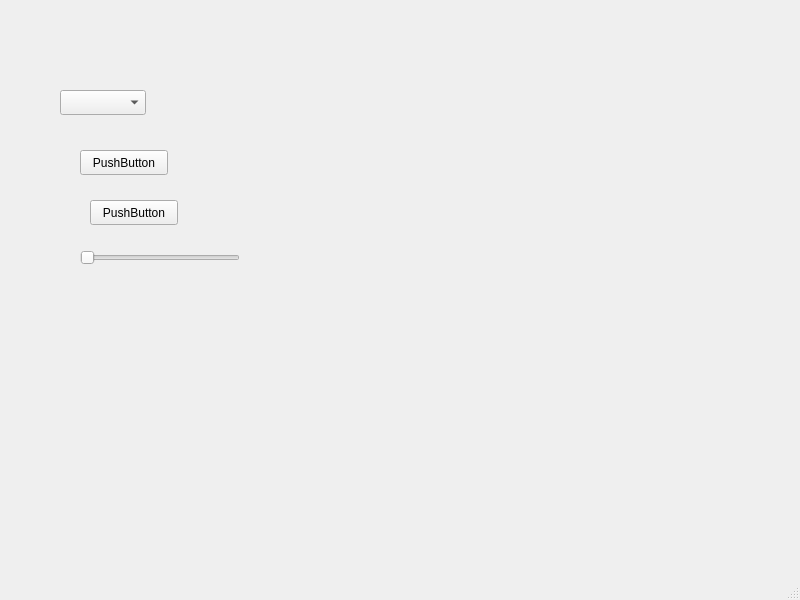
This is mainwindow.ui in michelpelletier07/soundfft as Qt 5 draws it before an edit. The edited form follows.
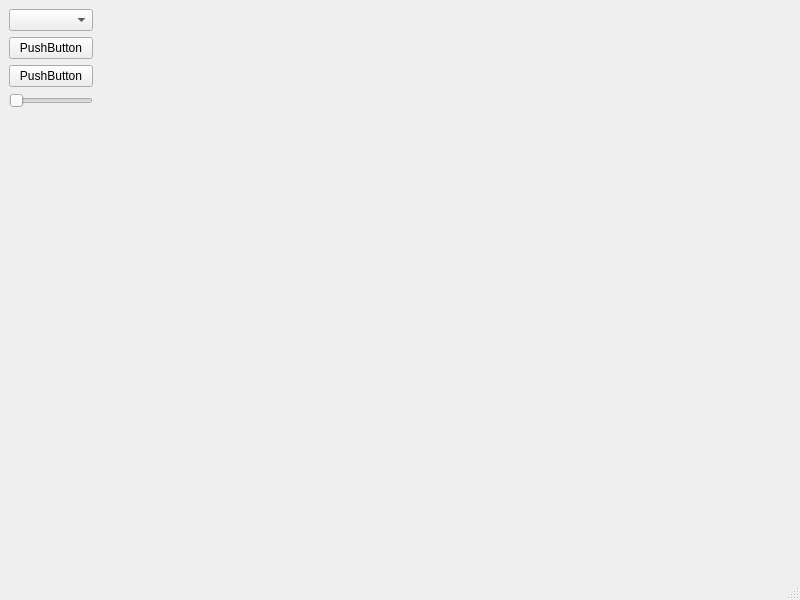
This is the edited form.

```diff
--- a/mainwindow.ui
+++ b/mainwindow.ui
@@ -14,55 +14,36 @@
    <string>MainWindow</string>
   </property>
   <widget class="QWidget" name="centralwidget">
-   <widget class="QComboBox" name="inputDeviceComboBox">
-    <property name="geometry">
-     <rect>
-      <x>60</x>
-      <y>90</y>
-      <width>86</width>
-      <height>25</height>
-     </rect>
-    </property>
-   </widget>
+   <layout class="QFormLayout" name="formLayout">
+    <item row="0" column="0">
+     <layout class="QVBoxLayout" name="verticalLayout">
+      <item>
+       <widget class="QComboBox" name="inputDeviceComboBox"/>
+      </item>
+      <item>
    <widget class="QPushButton" name="refreshButton">
-    <property name="geometry">
-     <rect>
-      <x>80</x>
-      <y>150</y>
-      <width>88</width>
-      <height>25</height>
-     </rect>
-    </property>
     <property name="text">
      <string>PushButton</string>
     </property>
    </widget>
+      </item>
+      <item>
    <widget class="QPushButton" name="useButton">
-    <property name="geometry">
-     <rect>
-      <x>90</x>
-      <y>200</y>
-      <width>88</width>
-      <height>25</height>
-     </rect>
-    </property>
     <property name="text">
      <string>PushButton</string>
     </property>
    </widget>
+      </item>
+      <item>
    <widget class="QSlider" name="volumeSlider">
-    <property name="geometry">
-     <rect>
-      <x>80</x>
-      <y>250</y>
-      <width>160</width>
-      <height>16</height>
-     </rect>
-    </property>
     <property name="orientation">
      <enum>Qt::Horizontal</enum>
     </property>
    </widget>
+      </item>
+     </layout>
+    </item>
+   </layout>
   </widget>
   <widget class="QMenuBar" name="menubar">
    <property name="geometry">
```
Lines whose indentation alone changed are shown as unchanged.
